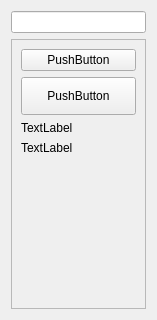
This is QtCreator/QtWidgetBasic/toolbox/toolbox.ui in rojarsmith/lab as Qt 5 draws it before an edit. The edited form follows.
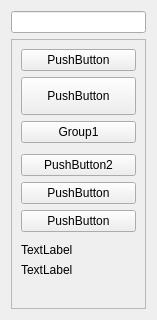
This is the edited form. Custom widgets are drawn as their Qt base class.

Commit message: +Add hidden button.

The edit to the form file:
```diff
--- a/QtCreator/QtWidgetBasic/toolbox/toolbox.ui
+++ b/QtCreator/QtWidgetBasic/toolbox/toolbox.ui
@@ -28,7 +28,7 @@
         <x>0</x>
         <y>0</y>
         <width>137</width>
-        <height>274</height>
+        <height>272</height>
        </rect>
       </property>
       <layout class="QVBoxLayout" name="verticalLayout_2">
@@ -58,6 +58,44 @@
          </property>
         </widget>
        </item>
+       <item>
+        <widget class="QPushButton" name="pushButton_3">
+         <property name="text">
+          <string>Group1</string>
+         </property>
+        </widget>
+       </item>
+       <item>
+        <layout class="QVBoxLayout" name="verticalLayout_3">
+         <property name="topMargin">
+          <number>5</number>
+         </property>
+         <property name="bottomMargin">
+          <number>5</number>
+         </property>
+         <item>
+          <widget class="QImageToggleButton" name="pushButton_4">
+           <property name="text">
+            <string>PushButton2</string>
+           </property>
+          </widget>
+         </item>
+         <item>
+          <widget class="QImageToggleButton" name="pushButton_6">
+           <property name="text">
+            <string>PushButton</string>
+           </property>
+          </widget>
+         </item>
+         <item>
+          <widget class="QImageToggleButton" name="pushButton_5">
+           <property name="text">
+            <string>PushButton</string>
+           </property>
+          </widget>
+         </item>
+        </layout>
+       </item>
        <item>
         <widget class="QLabel" name="label_4">
          <property name="text">
```
The commit also changes 3 other files.
